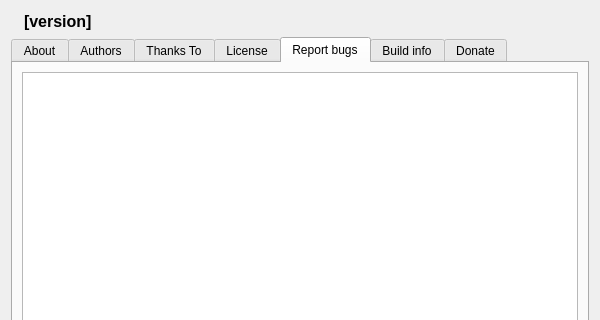
Before: the Qt Designer form Forms/About.ui in skynowa/QtLib, drawn with Qt 5; both pictures show x 0 to 600 and y 0 to 320 of the 600 by 500 pixel window.
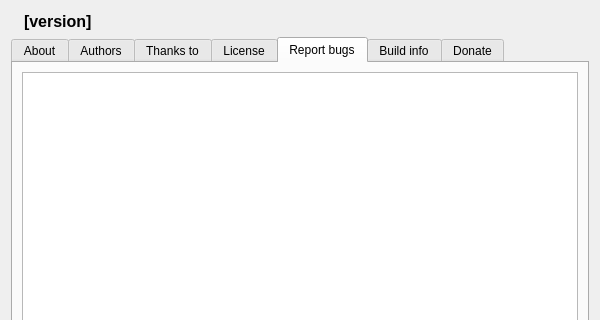
After: the same form once the commit is applied. The open tabs and pages were chosen to show the change. Icons and pictures are not drawn.

Commit message: Forms: About - fix

Diff of the .ui file:
```diff
--- a/Forms/About.ui
+++ b/Forms/About.ui
@@ -103,7 +103,7 @@
      </widget>
      <widget class="QWidget" name="tabThanks">
       <attribute name="title">
-       <string>Thanks To</string>
+       <string>Thanks to</string>
       </attribute>
       <layout class="QGridLayout" name="gridLayout_3">
        <item row="0" column="0">
```
Left out of the diff: 4 changed lines with no effect on the pictures.
